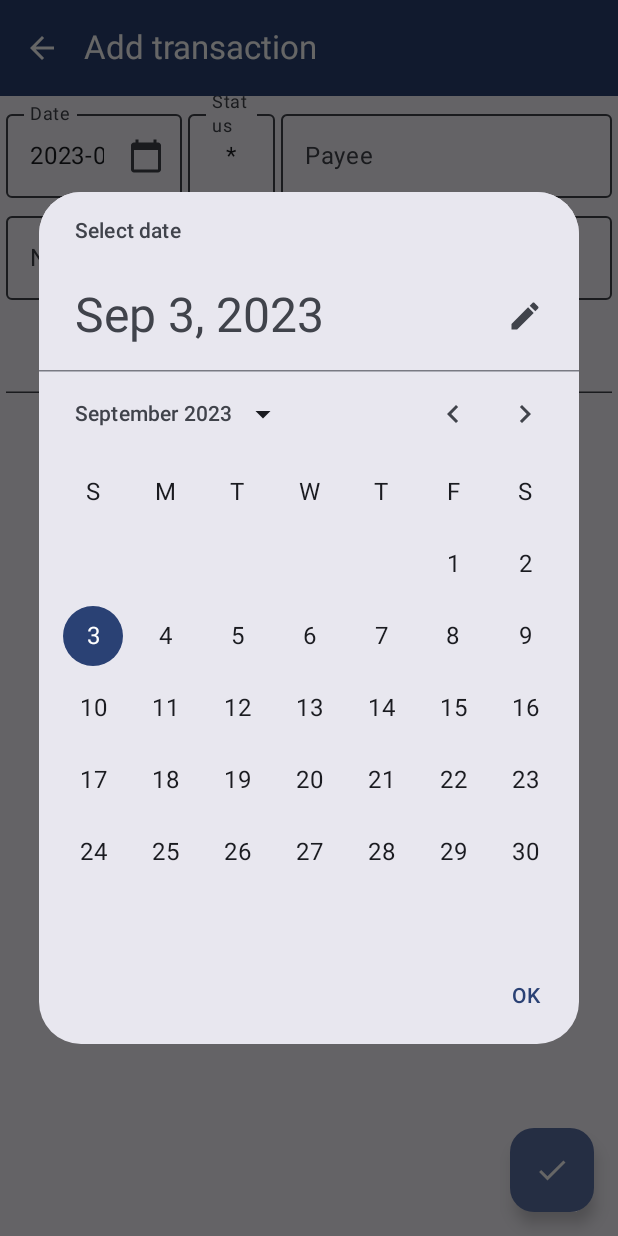
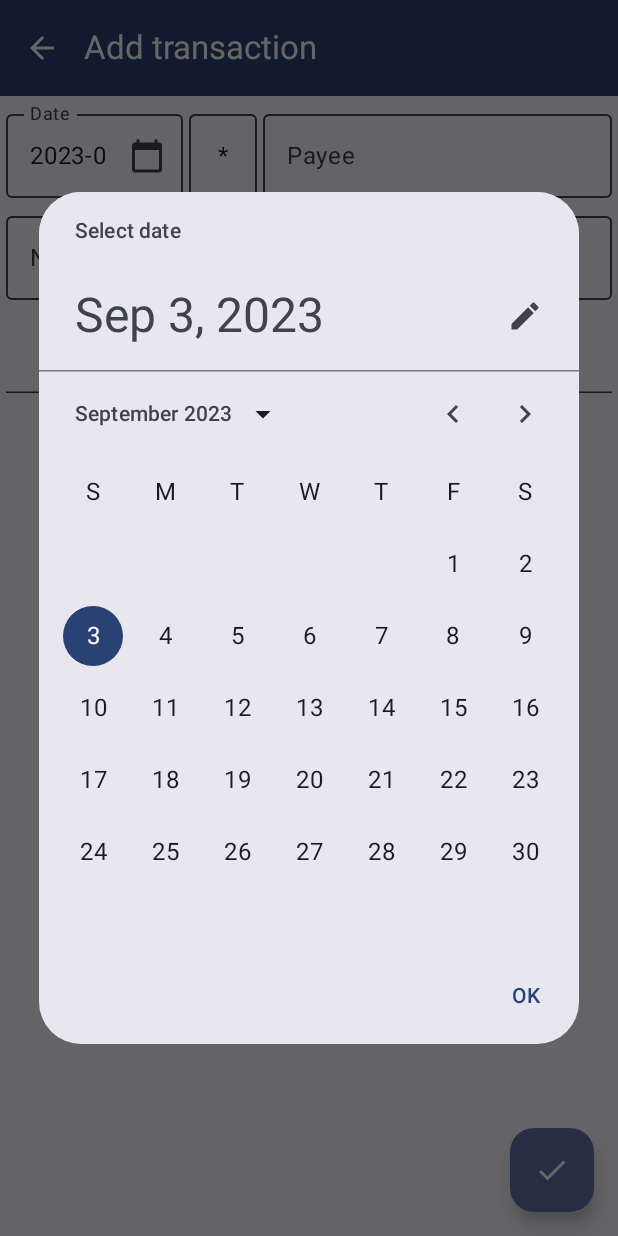
Before and after one commit to chvp/NanoLedger, an Android app built with Jetpack Compose: the AddActivity screen opened directly, with no data from a screen before it, on a phone screen of 412 x 824 dp. Run offline under Robolectric (Android 15) with nearby library versions, the phone set to English and light mode, and no system bars; our stand-ins replace Dagger/Hilt's generated code, livedata-compose.

Commit message:
Don't show status label

```diff
--- a/app/src/main/java/be/chvp/nanoledger/ui/add/AddActivity.kt
+++ b/app/src/main/java/be/chvp/nanoledger/ui/add/AddActivity.kt
@@ -42,6 +42,7 @@ import androidx.compose.runtime.mutableStateOf
 import androidx.compose.runtime.rememberCoroutineScope
 import androidx.compose.runtime.saveable.rememberSaveable
 import androidx.compose.runtime.setValue
+import androidx.compose.ui.Alignment
 import androidx.compose.ui.Modifier
 import androidx.compose.ui.focus.onFocusChanged
 import androidx.compose.ui.platform.LocalContext
@@ -88,7 +89,8 @@ class AddActivity() : ComponentActivity() {
                             Row(
                                 modifier = Modifier
                                     .fillMaxWidth()
-                                    .padding(top = 4.dp, bottom = 2.dp)
+                                    .padding(top = 4.dp, bottom = 2.dp),
+                                verticalAlignment = Alignment.Bottom
                             ) {
                                 DateSelector(
                                     modifier = Modifier
@@ -98,13 +100,13 @@ class AddActivity() : ComponentActivity() {
                                 )
                                 StatusSelector(
                                     modifier = Modifier
-                                        .weight(0.15f)
+                                        .weight(0.12f)
                                         .padding(horizontal = 2.dp)
                                         .fillMaxWidth()
                                 )
                                 PayeeSelector(
                                     modifier = Modifier
-                                        .weight(0.55f)
+                                        .weight(0.58f)
                                         .padding(start = 2.dp, end = 4.dp)
                                         .fillMaxWidth()
                                 )
@@ -221,7 +223,6 @@ fun StatusSelector(modifier: Modifier = Modifier, addViewModel: AddViewModel = v
             value = (status ?: ""),
             onValueChange = {},
             readOnly = true,
-            label = { Text(stringResource(R.string.status)) },
             modifier = Modifier.menuAnchor(),
             colors = ExposedDropdownMenuDefaults.textFieldColors(
                 focusedContainerColor = MaterialTheme.colorScheme.surface,
--- a/app/src/main/res/values/strings.xml
+++ b/app/src/main/res/values/strings.xml
@@ -15,7 +15,6 @@
     <string name="save">Save</string>
     <string name="select_file">Select file…</string>
     <string name="settings">Settings</string>
-    <string name="status">Status</string>
     <string name="ok">OK</string>
 
     <string name="no_file_yet">You don&#8217;t have a file configured yet.</string>
```
